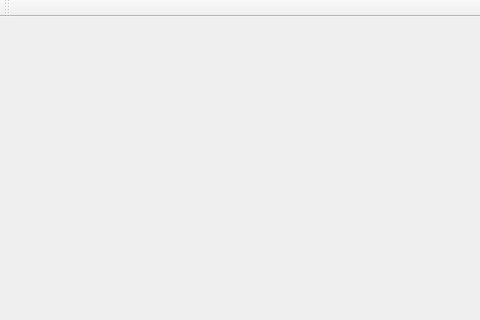
Qt form mainwindow.ui (ICEDustpan/AVD-Qt-Tool) before a commit; both pictures show x 0 to 480 and y 0 to 320 of the 800 by 480 pixel window.
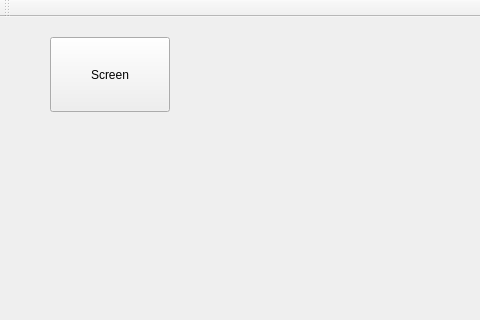
The same form after that commit.

Commit message: 1 :New screen detection function 2: This function is realized by playing gif

Diff of the .ui file:
```diff
--- a/mainwindow.ui
+++ b/mainwindow.ui
@@ -13,7 +13,21 @@
   <property name="windowTitle">
    <string>AVD-Tool</string>
   </property>
-  <widget class="QWidget" name="centralWidget"/>
+  <widget class="QWidget" name="centralWidget">
+   <widget class="QPushButton" name="bt_screen">
+    <property name="geometry">
+     <rect>
+      <x>50</x>
+      <y>20</y>
+      <width>120</width>
+      <height>75</height>
+     </rect>
+    </property>
+    <property name="text">
+     <string>Screen</string>
+    </property>
+   </widget>
+  </widget>
   <widget class="QMenuBar" name="menuBar">
    <property name="geometry">
     <rect>
```
The commit also changes 9 other files.
